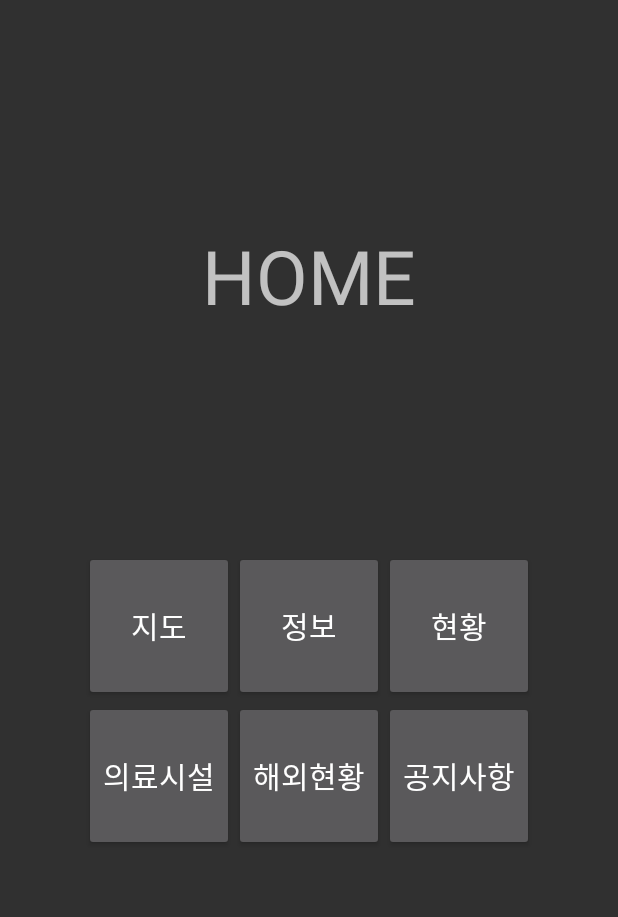
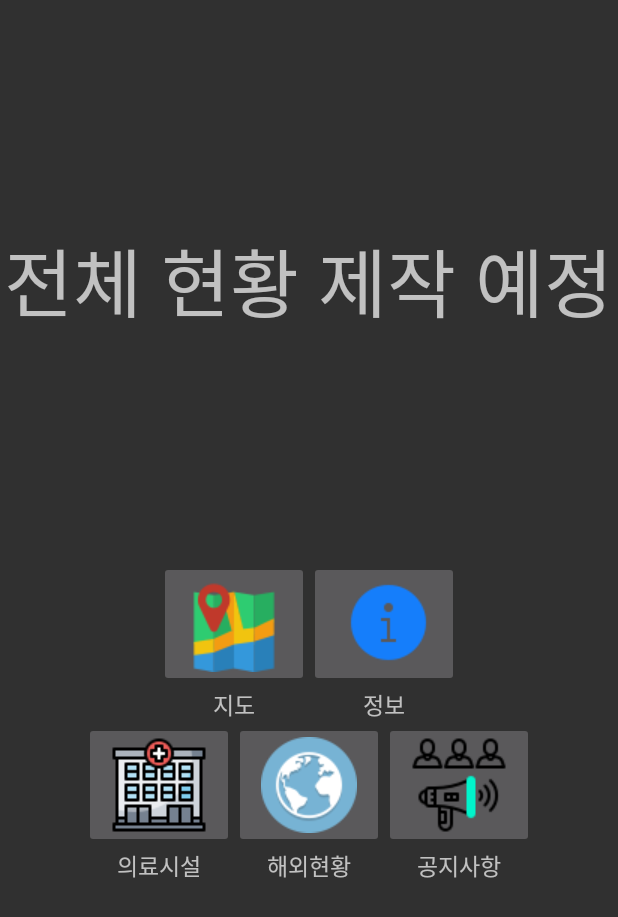
Before and after one commit to blackarea/covid-19_info, an Android app: the screen it shows after launch (MainActivity), on a phone screen of 412 x 824 dp. Shown: the top 917 px of the screen. Run offline under Robolectric (Android 15) with nearby library versions, the phone set to English and light mode, and no system bars.

Commit message:
메인메뉴 화면 수정 -> 현황버튼 삭제, 각 버튼을 이미지버튼으로 바꾼후 버튼아래에 버튼이름 넣음 메인메뉴 제외 모든 레이아웃의 HOME버튼을 홈아이콘이 들어간 이미지버튼으로 수정

```diff
--- a/app/src/main/java/com/example/covid_info/MainActivity.java
+++ b/app/src/main/java/com/example/covid_info/MainActivity.java
@@ -5,6 +5,7 @@ import android.os.Bundle;
 import android.view.MotionEvent;
 import android.view.View;
 import android.widget.Button;
+import android.widget.ImageButton;
 import android.widget.Toast;
 
 import androidx.annotation.NonNull;
@@ -14,7 +15,8 @@ import androidx.drawerlayout.widget.DrawerLayout;
 public class MainActivity extends AppCompatActivity {
 
 
-    private Button btn_map,btn_situation,btn_info,btn_med,btn_foreign,btn_notice;   //버튼 변수 설정
+    private ImageButton btn_map,btn_foreign,btn_notice,btn_med,btn_info;
+
     private long Back;
 
     @Override
@@ -27,7 +29,7 @@ public class MainActivity extends AppCompatActivity {
 
 
 
-        btn_map=(Button)findViewById(R.id.btn_map);
+        btn_map=(ImageButton)findViewById(R.id.btn_map);
         btn_map.setOnClickListener(new View.OnClickListener() {
             @Override
             public void onClick(View v) {
@@ -35,15 +37,7 @@ public class MainActivity extends AppCompatActivity {
                 startActivity(intent);
             }
         });//btn_map id가 있는 버튼 입력시 MapActivity로 이동
-        btn_situation=findViewById(R.id.btn_situation);
-        btn_situation.setOnClickListener(new View.OnClickListener() {
-            @Override
-            public void onClick(View v) {
-                Intent intent = new Intent(MainActivity.this,SituationActivity.class);
-                startActivity(intent);
-            }
-        });//btn_situation id가 있는 버튼 입력시 SituationActivity로 이동
-        btn_info=findViewById(R.id.btn_info);
+        btn_info=(ImageButton)findViewById(R.id.btn_info);
         btn_info.setOnClickListener(new View.OnClickListener() {
             @Override
             public void onClick(View v) {
@@ -51,7 +45,7 @@ public class MainActivity extends AppCompatActivity {
                 startActivity(intent);
             }
         });//btn_info id가 있는 버튼 입력시 InfoActivity로 이동
-        btn_med=findViewById(R.id.btn_med);
+        btn_med=(ImageButton)findViewById(R.id.btn_med);
         btn_med.setOnClickListener(new View.OnClickListener() {
             @Override
             public void onClick(View v) {
@@ -59,7 +53,7 @@ public class MainActivity extends AppCompatActivity {
                 startActivity(intent);
             }
         });//btn_med id가 있는 버튼 입력시 MedActivity로 이동
-        btn_foreign=findViewById(R.id.btn_foreign);
+        btn_foreign=(ImageButton)findViewById(R.id.btn_foreign);
         btn_foreign.setOnClickListener(new View.OnClickListener() {
             @Override
             public void onClick(View v) {
@@ -67,7 +61,7 @@ public class MainActivity extends AppCompatActivity {
                 startActivity(intent);
             }
         });//btn_foreign id가 있는 버튼 입력시 ForeignActivity로 이동
-        btn_notice=findViewById(R.id.btn_notice);
+        btn_notice=(ImageButton)findViewById(R.id.btn_notice);
         btn_notice.setOnClickListener(new View.OnClickListener() {
             @Override
             public void onClick(View v) {
--- a/app/src/main/res/layout/activity_main.xml
+++ b/app/src/main/res/layout/activity_main.xml
@@ -2,6 +2,7 @@
 
 <LinearLayout
     xmlns:android="http://schemas.android.com/apk/res/android"
+    xmlns:app="http://schemas.android.com/apk/res-auto"
     xmlns:tools="http://schemas.android.com/tools"
     android:id="@+id/Home"
     android:layout_width="match_parent"
@@ -13,7 +14,7 @@
     <TextView
         android:layout_width="wrap_content"
         android:layout_height="wrap_content"
-        android:text="HOME"
+        android:text="전체 현황 제작 예정"
         android:textSize="50sp"
         android:layout_marginTop="150sp"
         android:layout_gravity="center"/>
@@ -24,60 +25,99 @@
         android:layout_gravity="center"
         android:layout_marginTop="150sp">
 
-        <Button
+        <ImageButton
             android:id="@+id/btn_map"
             android:layout_width="100sp"
-            android:layout_height="100sp"
+            android:layout_height="wrap_content"
+            android:layout_row="0"
+            android:layout_column="0"
+            android:layout_gravity="center"
+            app:srcCompat="@drawable/Map" />
+        <TextView
+            android:layout_width="100sp"
+            android:layout_height="wrap_content"
             android:layout_row="1"
             android:layout_column="0"
             android:text="지도"
-            android:textSize="20sp"/>
-
-
-        <Button
+            android:textSize="15sp"
+            android:gravity="center"/>
+        <ImageButton
             android:id="@+id/btn_info"
             android:layout_width="100sp"
-            android:layout_height="100sp"
+            android:layout_height="wrap_content"
+            android:layout_row="0"
+            android:layout_column="1"
+            android:layout_gravity="center"
+            app:srcCompat="@drawable/Info" />
+        <TextView
+            android:layout_width="100sp"
+            android:layout_height="wrap_content"
             android:layout_row="1"
             android:layout_column="1"
             android:text="정보"
-            android:textSize="20sp"/>
+            android:textSize="15sp"
+            android:gravity="center"/>
 
-        <Button
-            android:id="@+id/btn_situation"
+
+
+
+    </GridLayout>
+
+    <GridLayout
+         android:layout_width="wrap_content"
+         android:layout_height="wrap_content"
+         android:layout_gravity="center">
+        <ImageButton
+            android:id="@+id/btn_med"
             android:layout_width="100sp"
-            android:layout_height="100sp"
+            android:layout_height="wrap_content"
+            android:layout_row="0"
+            android:layout_column="0"
+            app:srcCompat="@drawable/MedicalCenter" />
+        <TextView
+            android:layout_width="100sp"
+            android:layout_height="wrap_content"
+            android:layout_row="1"
+            android:layout_column="0"
+            android:text="의료시설"
+            android:textSize="15sp"
+            android:gravity="center"/>
+        <ImageButton
+            android:id="@+id/btn_foreign"
+            android:layout_width="100sp"
+            android:layout_height="wrap_content"
+            android:layout_row="0"
+            android:layout_column="1"
+            app:srcCompat="@drawable/Foreign" />
+        <TextView
+            android:layout_width="100sp"
+            android:layout_height="wrap_content"
+            android:layout_row="1"
+            android:layout_column="1"
+            android:text="해외현황"
+            android:textSize="15sp"
+            android:gravity="center"/>
+        <ImageButton
+            android:id="@+id/btn_notice"
+            android:layout_width="100sp"
+            android:layout_height="wrap_content"
+            android:layout_row="0"
+            android:layout_column="2"
+            app:srcCompat="@drawable/Notice" />
+        <TextView
+            android:layout_width="100sp"
+            android:layout_height="wrap_content"
             android:layout_row="1"
             android:layout_column="2"
-            android:text="현황"
-            android:textSize="20sp"/>
+            android:text="공지사항"
+            android:textSize="15sp"
+            android:gravity="center"/>
 
-        <Button
-            android:id="@+id/btn_med"
-            android:layout_width="100sp"
-            android:layout_height="100sp"
-            android:layout_row="2"
-            android:layout_column="0"
-            android:text="의료시설"
-            android:textSize="20sp"/>
 
-        <Button
-            android:id="@+id/btn_foreign"
-            android:layout_width="100sp"
-            android:layout_height="100sp"
-            android:layout_row="2"
-            android:layout_column="1"
-            android:text="해외현황"
-            android:textSize="20sp"/>
 
-        <Button
-            android:id="@+id/btn_notice"
-            android:layout_width="100sp"
-            android:layout_height="100sp"
-            android:layout_row="2"
-            android:layout_column="2"
-            android:text="공지사항"
-            android:textSize="20sp"/>
+
+
+
     </GridLayout>
 
 </LinearLayout>
```
Also changed, not shown: app/src/main/res/layout/activity_foreign.xml (+5 -4 lines), app/src/main/res/layout/activity_info.xml (+5 -4 lines), app/src/main/res/layout/activity_map.xml (+5 -4 lines), app/src/main/res/layout/activity_med.xml (+5 -4 lines), app/src/main/res/layout/activity_notice.xml (+5 -4 lines), app/src/main/res/layout/activity_situation.xml (+5 -4 lines), app/src/main/res/drawable/Foreign.png (added), app/src/main/res/drawable/Home.png (added), app/src/main/res/drawable/Info.png (added), app/src/main/res/drawable/Map.png (added), app/src/main/res/drawable/MedicalCenter.png (added), app/src/main/res/drawable/Notice.png (added).
